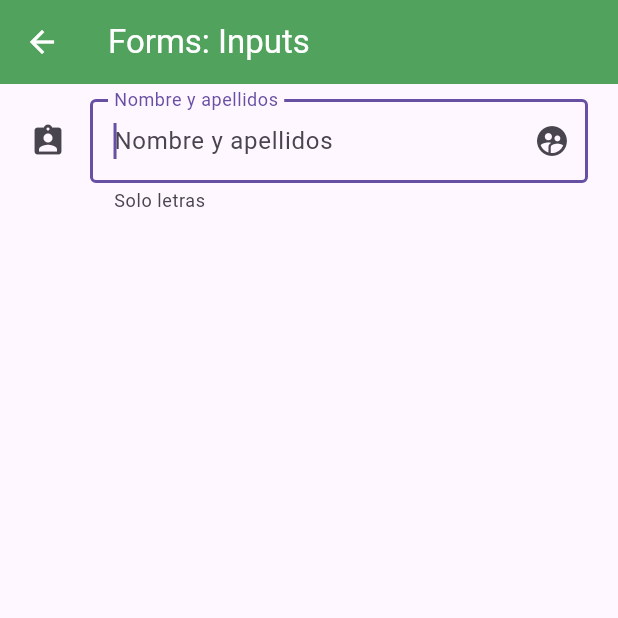
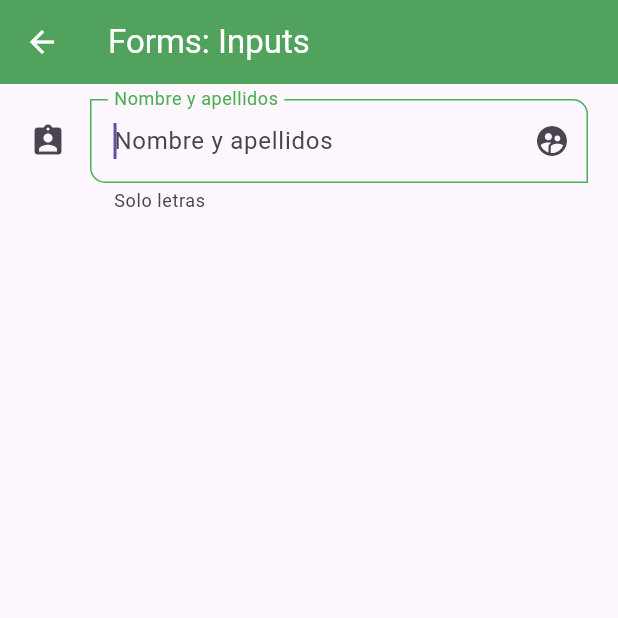
Before and after one commit to pebosch/fl_components, a Flutter app: the InputsScreen screen opened by its route, on a phone screen of 412 x 824 dp, the top half of it. Run offline on Flutter 3.47's test engine with Material 3 defaults, Android fonts, the phone set to English and light mode, and no system bars.

Commit message:
App Theme

```diff
--- a/lib/screens/inputs_screen.dart
+++ b/lib/screens/inputs_screen.dart
@@ -35,10 +35,7 @@ class InputsScreen extends StatelessWidget {
                 icon: Icon (Icons.assignment_ind_rounded),
                 suffixIcon: Icon ( Icons.supervised_user_circle),
                 border: OutlineInputBorder(
-                  /*borderRadius: BorderRadius.only(
-                    bottomLeft: Radius.circular(10),
-                    topRight: Radius.circular(10)
-                  )*/
+
                 )
               ),
             )
--- a/lib/theme/app_theme.dart
+++ b/lib/theme/app_theme.dart
@@ -35,6 +35,21 @@ class AppTheme {
             //shadowColor: Colors.red
             //backgroundColor: AppTheme.primary
           )
+        ),
+
+        inputDecorationTheme: InputDecorationTheme(
+          floatingLabelStyle: TextStyle( color: primary),
+          enabledBorder: OutlineInputBorder(
+            borderSide: BorderSide( color: primary),
+            borderRadius: BorderRadius.only(bottomLeft: Radius.circular(10), topRight: Radius.circular(10))
+          ),
+          focusedBorder: OutlineInputBorder(
+            borderSide: BorderSide( color: primary),
+            borderRadius: BorderRadius.only(bottomLeft: Radius.circular(10), topRight: Radius.circular(10))
+          ),
+          border: OutlineInputBorder(
+            borderRadius: BorderRadius.only(bottomLeft: Radius.circular(10), topRight: Radius.circular(10))
+          ),
         )
 
       );
```
